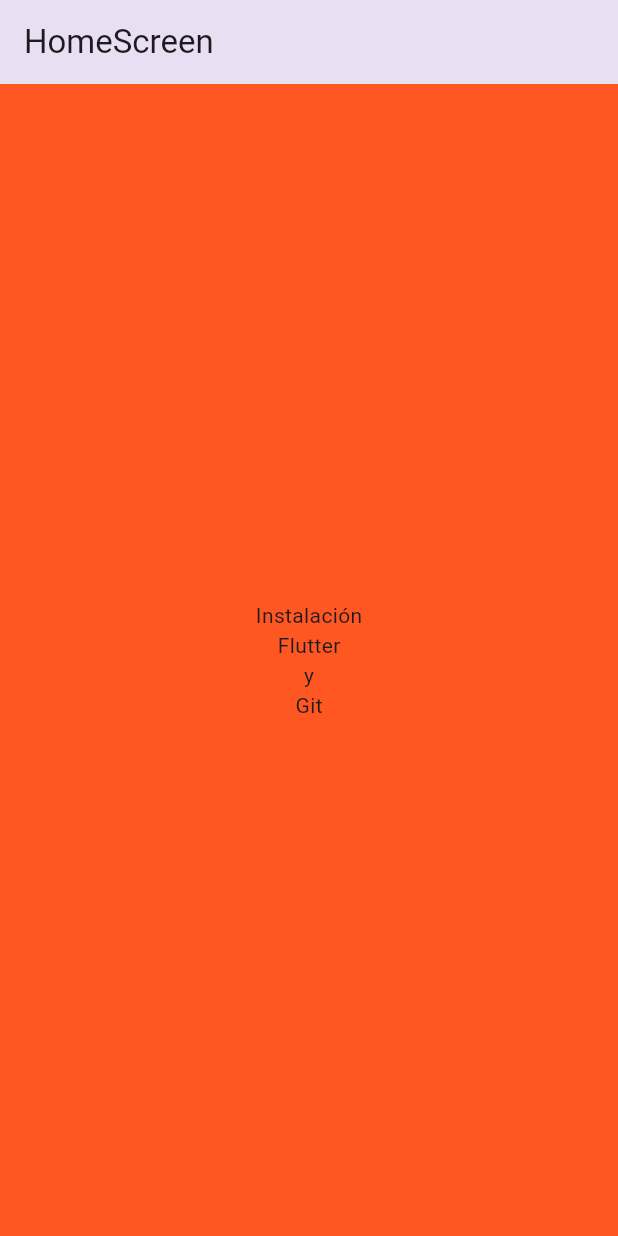
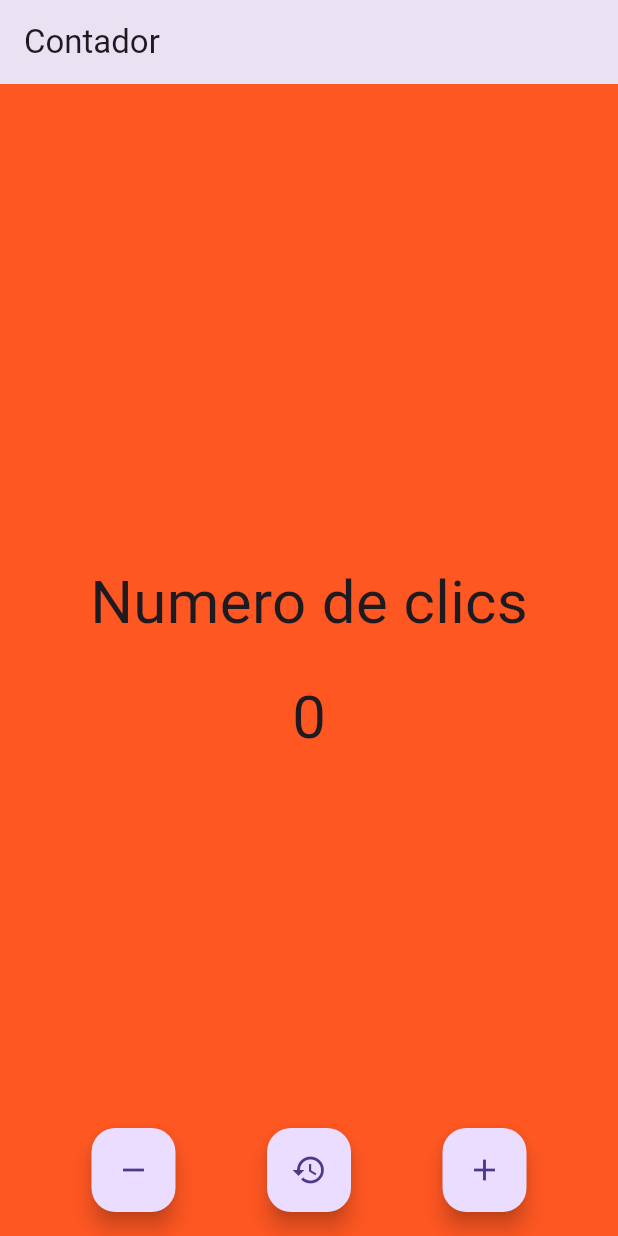
Before and after one commit to jmolhar/fl_contador_app, a Flutter app: the screen it shows after launch, on a phone screen of 412 x 824 dp. Run offline on Flutter 3.47's test engine with Material 3 defaults, Android fonts, the phone set to English and light mode, and no system bars.

Commit message:
widget independiente sumar restar y reiniciar

```diff
--- a/lib/screens/home_screen.dart
+++ b/lib/screens/home_screen.dart
@@ -1,25 +1,88 @@
 import 'package:flutter/material.dart';
 
-class HomeScreen extends StatelessWidget {
+class HomeScreen extends StatefulWidget {
   const HomeScreen({super.key});
 
   @override
+  State<HomeScreen> createState() => _HomeScreenState();
+}
+
+class _HomeScreenState extends State<HomeScreen> {
+  int contador = 0;
+
+  void incrementar() {
+    contador++;
+    setState(() {});
+  }
+
+  void reset() {
+    contador = 0;
+    setState(() {});
+  }
+
+  void decrementar() {
+    contador--;
+    setState(() {});
+  }
+
+  @override
   Widget build(BuildContext context) {
+    const tamanoLetra = TextStyle(fontSize: 40);
+
     return Scaffold(
       backgroundColor: Colors.deepOrange,
-      appBar: AppBar(title: Text('HomeScreen'), elevation: 50.0),
+      appBar: AppBar(title: Text('Contador'), elevation: 10.0),
       body: Center(
-        child: const Column(
+        child: Column(
           mainAxisAlignment: MainAxisAlignment.center,
           children: <Widget>[
-            Text('Instalación'),
-            SizedBox(width: 50.0),
-            Text('Flutter'),
-            Text('y'),
-            Text('Git'),
+            Text('Numero de clics', style: tamanoLetra),
+            SizedBox(height: 20.0),
+            Text('$contador', style: tamanoLetra),
           ],
         ),
+      ),
+      floatingActionButtonLocation: FloatingActionButtonLocation.centerFloat,
+      floatingActionButton: CustomizedFloatingActionButton(
+        incrementarFn: incrementar,
+        resetFn: reset,
+        decrementarFn: decrementar,
       ),
     );
   }
 }
+
+class CustomizedFloatingActionButton extends StatelessWidget {
+  final Function incrementarFn;
+  final Function resetFn;
+  final Function decrementarFn;
+
+  const CustomizedFloatingActionButton({
+    super.key,
+    required this.incrementarFn,
+    required this.resetFn,
+    required this.decrementarFn,
+  });
+
+  @override
+  Widget build(BuildContext context) {
+    return Row(
+      mainAxisAlignment: MainAxisAlignment.spaceEvenly,
+      children: [
+        FloatingActionButton(
+          child: const Icon(Icons.remove),
+          //child: const Text('Sumar'),
+          onPressed: () => decrementarFn(),
+        ),
+        FloatingActionButton(
+          child: const Icon(Icons.restore),
+          onPressed: () => resetFn(),
+        ),
+        FloatingActionButton(
+          child: const Icon(Icons.add),
+          onPressed: () => incrementarFn(),
+        ),
+      ],
+    );
+  }
+}
```
